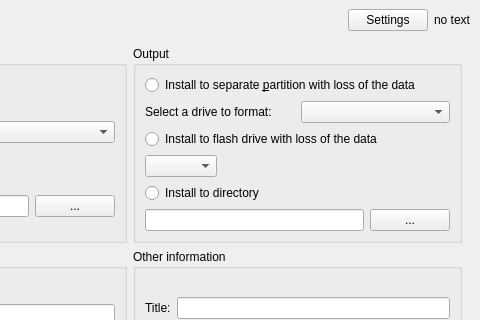
YourDroid/YourDroid, file window.ui: the form before one commit; both pictures show x 220 to 700 and y 0 to 320 of the 700 by 540 pixel window.
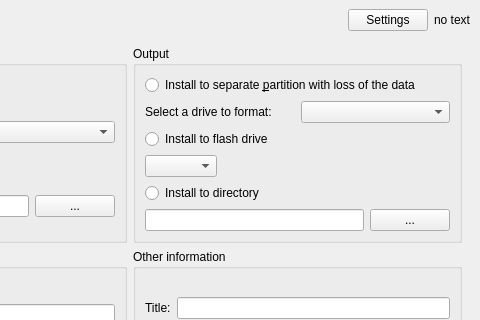
The form after the commit. Icons and pictures are not drawn.

The edit to the form file:
```diff
--- a/window.ui
+++ b/window.ui
@@ -515,7 +515,7 @@
              <item>
               <widget class="QRadioButton" name="radioInstallFlashDriveIns">
                <property name="text">
-                <string>Install to flash drive with loss of the data</string>
+                <string>Install to flash drive</string>
                </property>
               </widget>
              </item>
```
